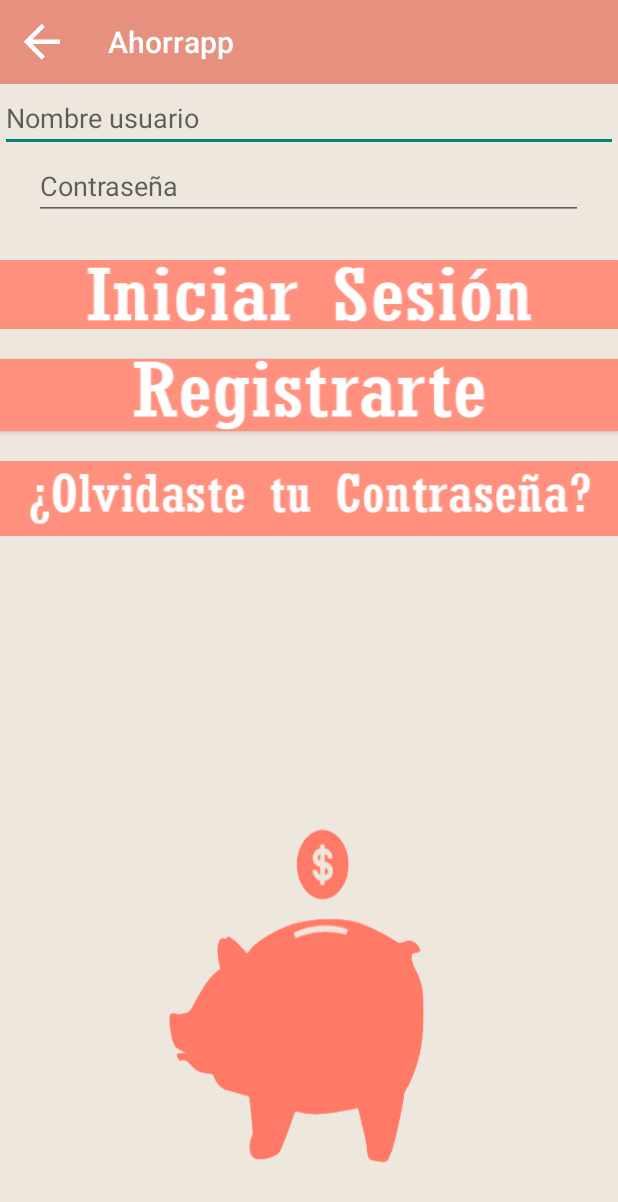
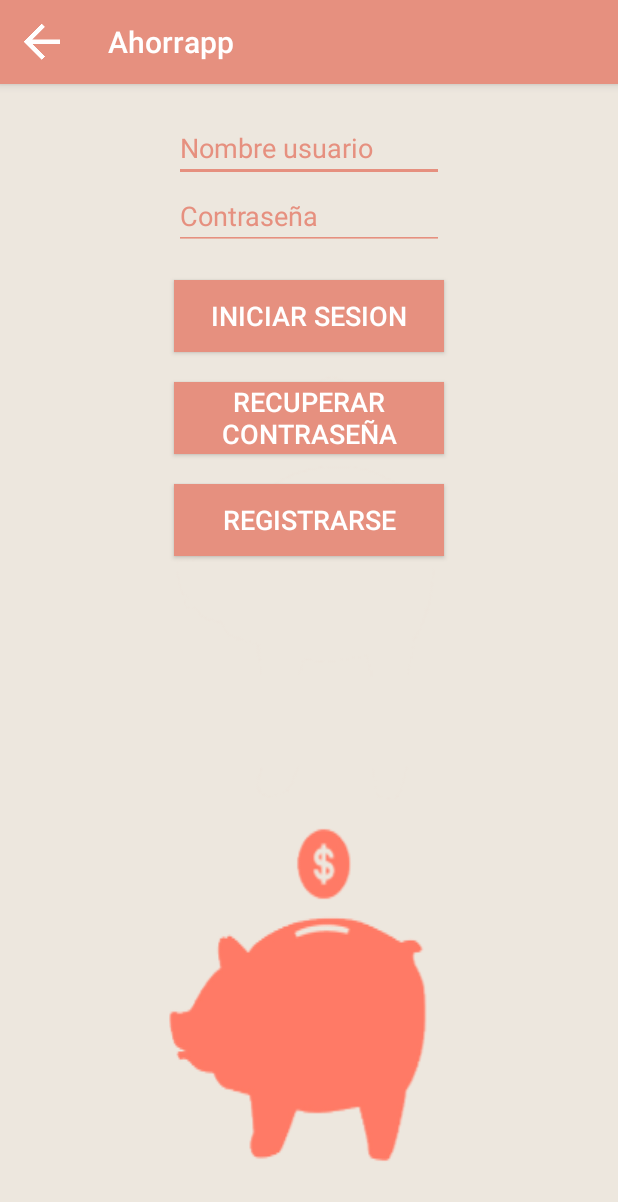
Before and after one commit to micheleuno/Ahorrapp, an Android app: the Menu_a screen opened directly, with no data from a screen before it, on a phone screen of 412 x 824 dp. Shown: the top 1202 px of the screen. Run offline under Robolectric (Android 15) with nearby library versions, the phone set to English and light mode, and no system bars.

Commit message:
cambios en la interfaz arreglado posible null en verificacion de internet

```diff
--- a/app/src/main/java/com/ahorrapp/ahorrapp/Alertas.java
+++ b/app/src/main/java/com/ahorrapp/ahorrapp/Alertas.java
@@ -8,9 +8,6 @@ import android.content.DialogInterface;
 import android.net.ConnectivityManager;
 import android.net.NetworkInfo;
 import android.os.Build;
-import android.support.v7.app.AppCompatActivity;
-import android.support.v7.widget.Toolbar;
-import android.text.Html;
 import android.util.Log;
 import android.view.Window;
 import android.view.WindowManager;
@@ -46,8 +43,8 @@ private static ProgressDialog pDialog;
     public static boolean Verificar_conexion( Activity vista){
         boolean connected;
         ConnectivityManager connectivityManager = (ConnectivityManager)vista.getSystemService(Context.CONNECTIVITY_SERVICE);
-        if(connectivityManager.getNetworkInfo(ConnectivityManager.TYPE_MOBILE).getState() == NetworkInfo.State.CONNECTED ||
-                connectivityManager.getNetworkInfo(ConnectivityManager.TYPE_WIFI).getState() == NetworkInfo.State.CONNECTED) {
+        if(connectivityManager!=null&&(connectivityManager.getNetworkInfo(ConnectivityManager.TYPE_MOBILE).getState() == NetworkInfo.State.CONNECTED ||
+                connectivityManager.getNetworkInfo(ConnectivityManager.TYPE_WIFI).getState() == NetworkInfo.State.CONNECTED)) {
             Log.d("Alertas", "conexion existente");
             connected = true;
         }
--- a/app/src/main/java/com/ahorrapp/ahorrapp/Menu_a.java
+++ b/app/src/main/java/com/ahorrapp/ahorrapp/Menu_a.java
@@ -1,6 +1,7 @@
 package com.ahorrapp.ahorrapp;
 
 import android.content.Intent;
+import android.graphics.PorterDuff;
 import android.os.AsyncTask;
 import android.os.Bundle;
 import android.support.v7.app.AppCompatActivity;
@@ -52,7 +53,9 @@ public class Menu_a extends AppCompatActivity {
         session = new SessionManager(getApplicationContext());
         session.checkLogin();
         user = (EditText) findViewById(R.id.txtUsuario);
+        user.getBackground().setColorFilter(getResources().getColor(R.color.primary), PorterDuff.Mode.SRC_ATOP);
         pass = (EditText) findViewById(R.id.txtPass);
+        pass.getBackground().setColorFilter(getResources().getColor(R.color.primary), PorterDuff.Mode.SRC_ATOP);
         final Button iniciar = (Button) findViewById(R.id.btnIniciarSesion);
         iniciar.setOnClickListener(new View.OnClickListener() {
             @Override
--- a/app/src/main/res/drawable/divider.xml
+++ b/app/src/main/res/drawable/color_cursor.xml
@@ -1,5 +1,5 @@
 <?xml version="1.0" encoding="utf-8"?>
 <shape xmlns:android="http://schemas.android.com/apk/res/android" >
-    <size android:height="2px"/>
-    <solid android:color="#d1d1d1"/>
+    <size android:width="2dp" />
+    <solid android:color="@color/primary"  />
 </shape>
--- a/app/src/main/res/layout/activity_maps.xml
+++ b/app/src/main/res/layout/activity_maps.xml
@@ -19,7 +19,7 @@
             android:layout_width="fill_parent"
             android:layout_height="fill_parent"
             android:id="@+id/txtProducto"
-            android:hint="Buscar"
+            android:hint="@string/Buscar"
             android:textCursorDrawable="@null"
             android:maxLines="1"
             android:singleLine="true"
--- a/app/src/main/res/layout/menu.xml
+++ b/app/src/main/res/layout/menu.xml
@@ -1,6 +1,7 @@
 <?xml version="1.0" encoding="utf-8"?>
 <LinearLayout xmlns:android="http://schemas.android.com/apk/res/android"
-    android:orientation="vertical" android:layout_width="match_parent"
+    android:orientation="vertical"
+    android:layout_width="match_parent"
     android:layout_height="match_parent"
     android:weightSum="1"
     android:id="@+id/Menu"
@@ -12,63 +13,79 @@
         android:layout_width="match_parent"
         android:layout_height="?attr/actionBarSize"
         android:background="?attr/colorPrimary"
+        android:elevation="4dp"
         android:theme="@style/AppTheme"
         app:popupTheme="@style/ThemeOverlay.AppCompat.Light">
     </android.support.v7.widget.Toolbar>
 
 
-    <LinearLayout
-        android:orientation="vertical"
-        android:layout_width="match_parent"
-        android:layout_height="wrap_content">
 
-        <EditText
-            android:layout_width="match_parent"
-            android:layout_height="wrap_content"
-            android:id="@+id/txtUsuario"
-            android:hint="Nombre usuario" />
 
-    </LinearLayout>
+    <EditText
+        android:layout_marginTop="20dp"
+        android:layout_width="180dp"
+        android:layout_height="wrap_content"
+        android:id="@+id/txtUsuario"
+        android:layout_gravity="center_horizontal"
+        android:hint="@string/Nombre_usuario"
+        android:ems="10"
+        android:textColorHint="#e6907f"
+        android:textColor="#e6907f"
+        android:textCursorDrawable="@drawable/color_cursor"
 
-    <LinearLayout
-        android:orientation="vertical"
-        android:layout_width="match_parent"
-        android:layout_height="52dp" >
+        />
 
-        <EditText
-            android:layout_width="366dp"
-            android:layout_height="wrap_content"
-            android:inputType="textPassword"
-            android:ems="10"
-            android:id="@+id/txtPass"
-            android:layout_gravity="center_horizontal"
-            android:hint="Contraseña" />
-
-    </LinearLayout>
+    <EditText
+        android:layout_gravity="center_horizontal"
+        android:layout_width="180dp"
+        android:layout_height="wrap_content"
+        android:inputType="textPassword"
+        android:ems="10"
+        android:id="@+id/txtPass"
+        android:hint="@string/contrasena"
+        android:textColorHint="#e6907f"
+        android:textColor="#e6907f"
+        android:textCursorDrawable="@null"/>
 
     <Button
-        android:layout_width="match_parent"
-        android:layout_height="46dp"
         android:id="@+id/btnIniciarSesion"
         android:layout_marginTop="20dp"
-        android:onClick="onClickbtnIniciarSesion"
+        android:layout_width="180dp"
         android:clickable="true"
-        android:background="@drawable/iniciar" />
+        android:layout_gravity="center_horizontal"
+        android:layout_height="wrap_content"
+        android:background="@color/primary"
+        android:textColor="@android:color/white"
+        android:elevation="4dp"
+        android:text="@string/Iniciar_sesion"
+        android:textSize="18sp"/>
+
 
     <Button
-        android:layout_width="match_parent"
-        android:layout_height="48dp"
         android:id="@+id/btnRegistrarse"
         android:layout_marginTop="20dp"
-        android:onClick="onClickbtnRegistrarse"
-        android:background="@drawable/registrar" />
+        android:layout_width="180dp"
+        android:clickable="true"
+        android:layout_gravity="center_horizontal"
+        android:layout_height="wrap_content"
+        android:background="@color/primary"
+        android:textColor="@android:color/white"
+        android:elevation="4dp"
+        android:text="@string/Recuperar_contraseña"
+        android:textSize="18sp"/>
+
 
     <Button
-        android:layout_width="match_parent"
-        android:layout_height="50dp"
         android:id="@+id/btnOlvidarPass"
         android:layout_marginTop="20dp"
+        android:layout_width="180dp"
+        android:clickable="true"
         android:layout_gravity="center_horizontal"
-        android:background="@drawable/contrasena" />
+        android:layout_height="wrap_content"
+        android:background="@color/primary"
+        android:textColor="@android:color/white"
+        android:elevation="4dp"
+        android:text="@string/Registrarse"
+        android:textSize="18sp"/>
 
 </LinearLayout>
--- a/app/src/main/res/values/strings.xml
+++ b/app/src/main/res/values/strings.xml
@@ -21,5 +21,11 @@
     <string name="title_friends">Friends</string>
     <string name="title_home">Home</string>
 
+    <string name="Iniciar_sesion">Iniciar Sesion</string>
+    <string name="Registrarse">Registrarse</string>
+    <string name="Nombre_usuario">Nombre usuario</string>
+    <string name="contrasena">Contraseña</string>
+    <string name="Recuperar_contraseña">Recuperar Contraseña</string>
+    <string name="Buscar">Buscar</string>
 
 </resources>
--- a/app/src/main/res/values/styles.xml
+++ b/app/src/main/res/values/styles.xml
@@ -9,5 +9,14 @@
         <!-- Customize your theme here. -->
     </style>
 
+    <style name="Botones">
+        <item name="android:layout_gravity">center_horizontal</item>
+        <item name="android:layout_width">180dp</item>
+        <item name="android:layout_height">wrap_content</item>
+        <item name="android:ems">10</item>
+        <!-- Customize your theme here. -->
+    </style>
+
+
 
 </resources>
```
Also changed, not shown: app/src/main/res/mipmap-hdpi/men_2.png.
